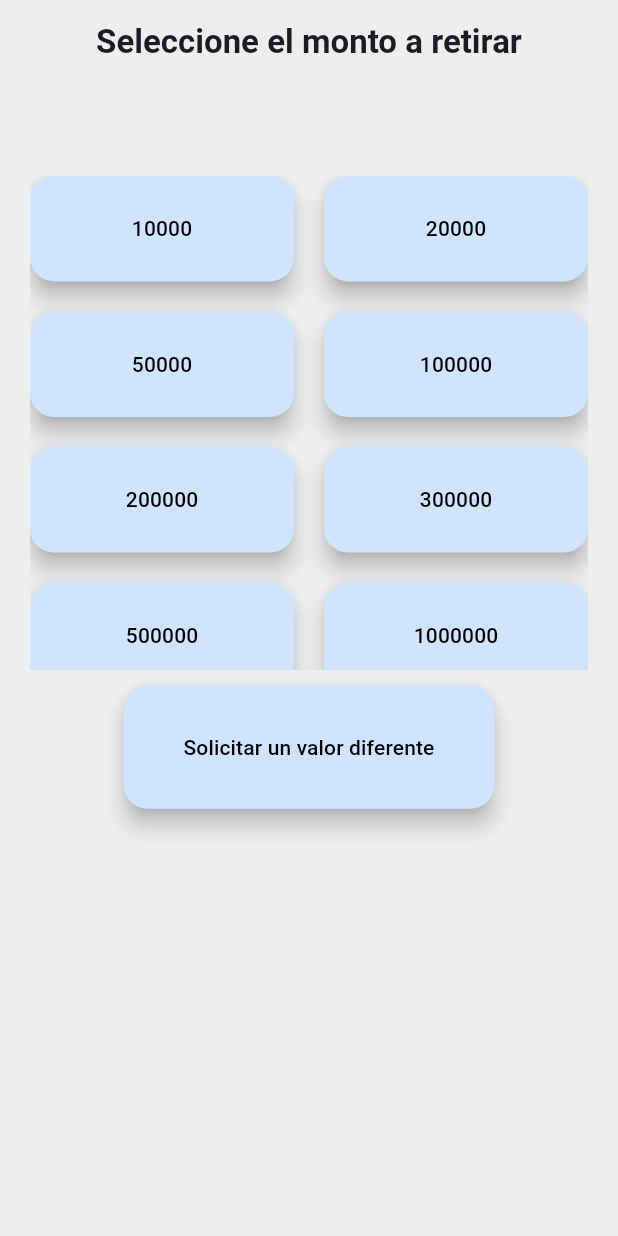
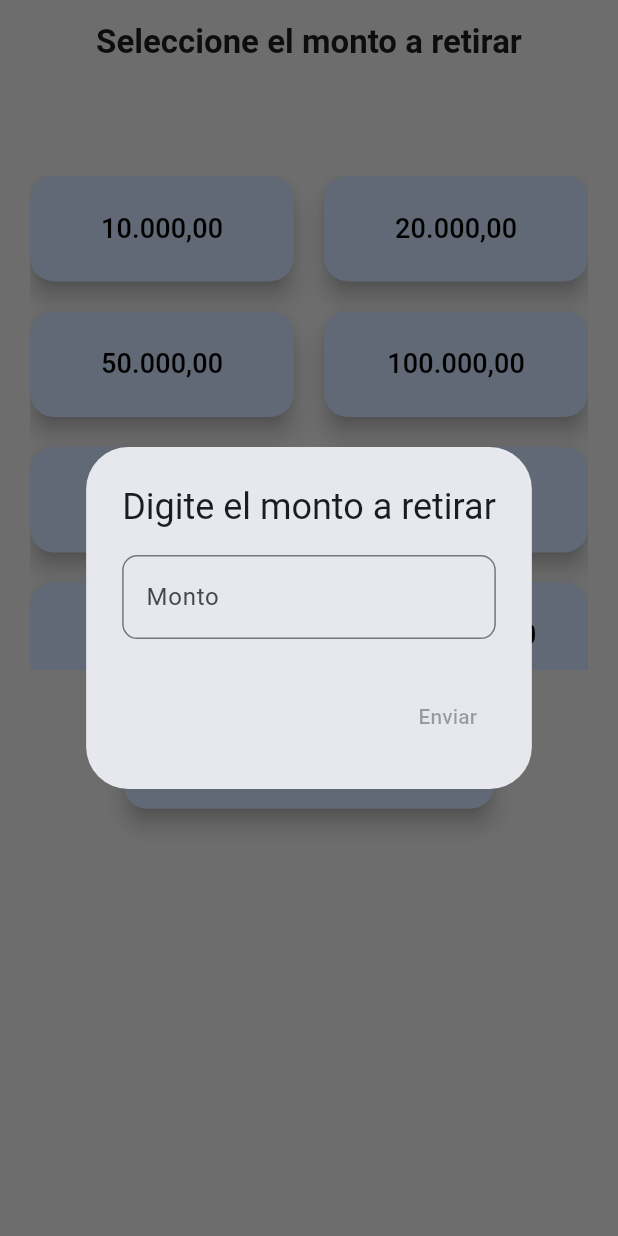
Before and after one commit to zelecto/Sistema-de-informacion, a Flutter app: the MontoSelecionarView screen opened by its route, after a tap on "Solicitar un valor diferente", on a phone screen of 412 x 824 dp. Run offline on Flutter 3.47's test engine with Material 3 defaults, Android fonts, the light colour scheme and no system bars; our stand-ins replace flutter_hooks, go_router, hooks_riverpod, shared_preferences; missing offline and left inert: awesome_card; accounts and stored records are empty.

Commit message:
vista general para sacar el monto

```diff
--- a/Cajero/cajero/lib/presetation/screens/retirar/widget/monto_selecionar_view.dart
+++ b/Cajero/cajero/lib/presetation/screens/retirar/widget/monto_selecionar_view.dart
@@ -1,12 +1,23 @@
 import 'package:cajero/config/tools/screen_size.dart';
+import 'package:cajero/domain/entity/credit_card.dart';
+import 'package:cajero/domain/entity/retiro.dart';
+import 'package:cajero/presetation/provider/Retiro/retiro_provider.dart';
+import 'package:cajero/presetation/provider/credit_cart/credit_cart_provaider.dart';
+import 'package:cajero/presetation/screens/retirar/credit_card/retirar_credit_card_password.dart';
 import 'package:flutter/material.dart';
+import 'package:flutter/services.dart';
+import 'package:flutter_hooks/flutter_hooks.dart';
+import 'package:hooks_riverpod/hooks_riverpod.dart';
+import 'package:intl/intl.dart';
 
-class MontoSelecionarView extends StatelessWidget {
+class MontoSelecionarView extends HookConsumerWidget {
   const MontoSelecionarView({super.key});
   static const name = 'monto-selecionar-view';
 
   @override
-  Widget build(BuildContext context) {
+  Widget build(BuildContext context, WidgetRef ref) {
+    final CreditCardEntity? creditCardEntity = ref.watch(creditCardProvider);
+    final numberFormat = NumberFormat('#,##0.00', 'es_CO');
     const List<int> listValores = [
       10000,
       20000,
@@ -17,6 +28,7 @@ class MontoSelecionarView extends StatelessWidget {
       500000,
       1000000
     ];
+    final controllerValue = useTextEditingController();
 
     return Scaffold(
       appBar: AppBar(
@@ -30,7 +42,10 @@ class MontoSelecionarView extends StatelessWidget {
         padding: const EdgeInsets.all(20),
         height: double.infinity,
         width: double.infinity,
+        child: CustomScrollView(slivers: [
+          SliverToBoxAdapter(
             child: Column(
+              mainAxisAlignment: MainAxisAlignment.spaceBetween,
               children: [
                 SizedBox(
                   height: ScreenSize.getHeight(context) * 0.05,
@@ -38,45 +53,180 @@ class MontoSelecionarView extends StatelessWidget {
                 SizedBox(
                   height: ScreenSize.getHeight(context) * 0.4,
                   child: GridView.count(
-                physics:
-                    const NeverScrollableScrollPhysics(), // Aquí va la línea correcta
+                    physics: const NeverScrollableScrollPhysics(),
                     crossAxisCount: 2,
                     crossAxisSpacing: 20,
                     mainAxisSpacing: 20,
                     childAspectRatio: 2.5,
                     children: listValores.map((value) {
                       return FloatingActionButton(
-                    onPressed: () {
-                      // Acción al presionar el botón
-                    },
+                        heroTag: value,
+                        onPressed: () {},
                         child: Text(
-                      value.toString(),
-                      style: const TextStyle(color: Colors.black),
+                          numberFormat.format(value),
+                          style: const TextStyle(
+                              color: Colors.black, fontSize: 18),
                         ),
                       );
                     }).toList(),
                   ),
                 ),
-            const SizedBox(
-              height: 10,
-            ),
+                const SizedBox(height: 10),
                 SizedBox(
                   width: ScreenSize.getWidth(context) * 0.6,
                   height: ScreenSize.getHeight(context) * 0.1,
                   child: FloatingActionButton(
+                    heroTag: 'Solicitar un valor diferente',
                     onPressed: () {
-                  // Acción al presionar el botón
+                      showDialog<String>(
+                        context: context,
+                        builder: (BuildContext context) => AlertDialog(
+                          title: const Text('Digite el monto a retirar'),
+                          content: SizedBox(
+                            height: ScreenSize.getHeight(context) * 0.16,
+                            child: _AmountField(
+                              controller: controllerValue,
+                              hintText: '10.000,00',
+                              labelText: 'Monto',
+                              onSubmit: () {
+                                late Retiro retiro;
+                                if (creditCardEntity != null) {
+                                  retiro = Retiro(
+                                    montoRetirar: int.parse(
+                                      controllerValue.text
+                                          .replaceAll(RegExp(r'\D'), ''),
+                                    ),
+                                    creditCard: creditCardEntity,
+                                  );
+                                } else {
+                                  retiro = Retiro(montoRetirar: 1000);
+                                }
+                                ref.watch(retiroProvider.notifier).state =
+                                    retiro;
+                                Navigator.pop(context);
+                                showRetirarCreditCardPasswordDialog(context);
+                              },
+                            ),
+                          ),
+                        ),
+                      );
                     },
                     child: const Text(
                       "Solicitar un valor diferente",
                       textAlign: TextAlign.center,
-                  style: TextStyle(color: Colors.black),
+                      style: TextStyle(color: Colors.black, fontSize: 16),
                     ),
                   ),
+                ),
+                SizedBox(
+                  height: ScreenSize.getHeight(context) * 0.1,
                 ),
               ],
             ),
           ),
+        ]),
+      ),
     );
   }
 }
+
+class _AmountField extends HookWidget {
+  final TextEditingController controller;
+  final String hintText;
+  final String labelText;
+  final VoidCallback onSubmit; // Callback para manejar el envío del formulario
+
+  const _AmountField({
+    required this.controller,
+    required this.hintText,
+    required this.labelText,
+    required this.onSubmit,
+  });
+
+  @override
+  Widget build(BuildContext context) {
+    final formatter = NumberFormat('#,###', 'es_ES');
+    final formKey = useMemoized(() => GlobalKey<FormState>());
+    final isValid =
+        useState(false); // Estado para manejar la validez del formulario
+
+    // Lista de valores válidos
+    const validValues = [10000, 20000, 50000, 100000];
+
+    // Función para formatear el monto
+    void formatAmount(String value) {
+      final rawText = value.replaceAll(RegExp(r'\D'), '');
+      final intValue = int.tryParse(rawText) ?? 0;
+
+      final formattedText = intValue > 2700000
+          ? formatter.format(2700000)
+          : formatter.format(intValue);
+
+      if (value.isNotEmpty) {
+        controller.value = TextEditingValue(
+          text: formattedText,
+          selection: TextSelection.collapsed(offset: formattedText.length),
+        );
+      }
+    }
+
+    // Validar el formulario y actualizar el estado
+    void validateForm() {
+      final formIsValid = formKey.currentState?.validate() ?? false;
+      isValid.value = formIsValid;
+    }
+
+    return Column(
+      mainAxisAlignment: MainAxisAlignment.end,
+      crossAxisAlignment: CrossAxisAlignment.end,
+      children: [
+        Form(
+          key: formKey,
+          child: TextFormField(
+            controller: controller,
+            keyboardType: TextInputType.number,
+            inputFormatters: [
+              FilteringTextInputFormatter.digitsOnly,
+              LengthLimitingTextInputFormatter(7),
+            ],
+            decoration: InputDecoration(
+              hintText: hintText,
+              labelText: labelText,
+              border:
+                  OutlineInputBorder(borderRadius: BorderRadius.circular(10)),
+            ),
+            onChanged: (value) {
+              formatAmount(value);
+              validateForm();
+            },
+            validator: (value) {
+              if (value == null || value.isEmpty) {
+                return 'Este campo es obligatorio';
+              }
+
+              final rawText = value.replaceAll(RegExp(r'\D'), '');
+              final intValue = int.tryParse(rawText) ?? 0;
+
+              if (intValue < 10000) {
+                return 'El monto debe ser al menos 10,000';
+              }
+              if (intValue > 2700000) {
+                return 'El monto no puede ser mayor de 2,700,000';
+              }
+              if (!validValues.contains(intValue) && intValue % 10000 != 0) {
+                return 'El monto debe ser un múltiplo de 10,000, 20,000, 50,000, o 100,000';
+              }
+
+              return null;
+            },
+          ),
+        ),
+        const Spacer(),
+        TextButton(
+          onPressed: isValid.value ? onSubmit : null,
+          child: const Text('Enviar'),
+        ),
+      ],
+    );
+  }
+}
```
Lines whose indentation alone changed are shown as unchanged.
